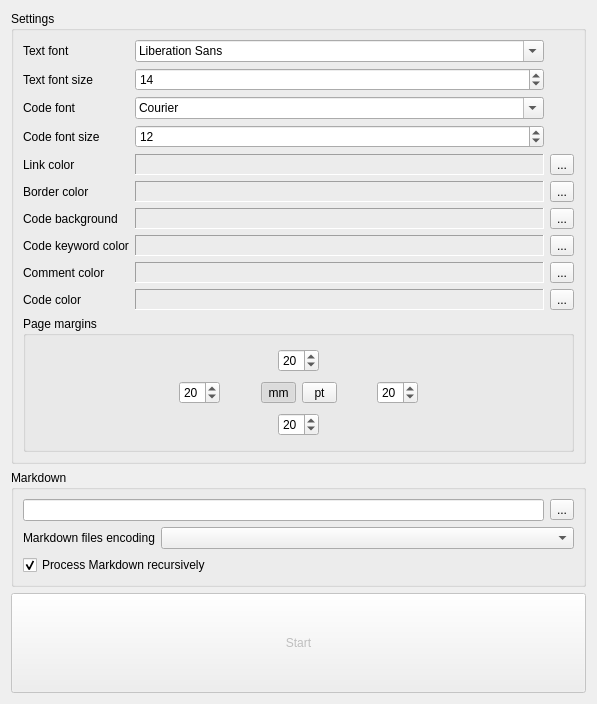
Before: the Qt Designer form md-pdf/main_window.ui in igormironchik/md-pdf, drawn with Qt 5.
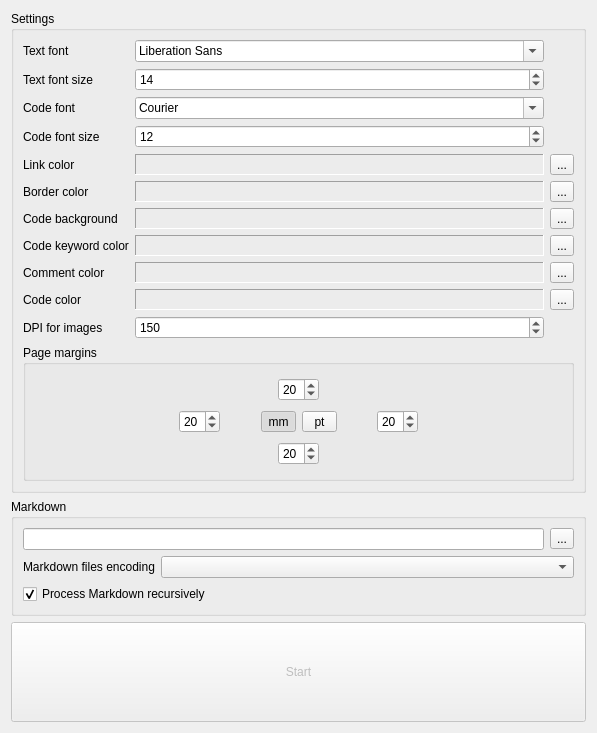
After: the same form once the commit is applied. Custom widgets are drawn as their Qt base class.

Commit message: Add DPI for images.

The edit to the form file:
```diff
--- a/md-pdf/main_window.ui
+++ b/md-pdf/main_window.ui
@@ -7,7 +7,7 @@
     <x>0</x>
     <y>0</y>
     <width>597</width>
-    <height>704</height>
+    <height>733</height>
    </rect>
   </property>
   <property name="windowTitle">
@@ -288,6 +288,29 @@
           </property>
          </widget>
         </item>
+        <item row="10" column="0">
+         <widget class="QLabel" name="label_12">
+          <property name="text">
+           <string>DPI for images</string>
+          </property>
+         </widget>
+        </item>
+        <item row="10" column="1">
+         <widget class="QSpinBox" name="m_dpi">
+          <property name="minimum">
+           <number>50</number>
+          </property>
+          <property name="maximum">
+           <number>2400</number>
+          </property>
+          <property name="singleStep">
+           <number>10</number>
+          </property>
+          <property name="value">
+           <number>150</number>
+          </property>
+         </widget>
+        </item>
        </layout>
       </item>
       <item>
```
The commit also changes 62 other files.
